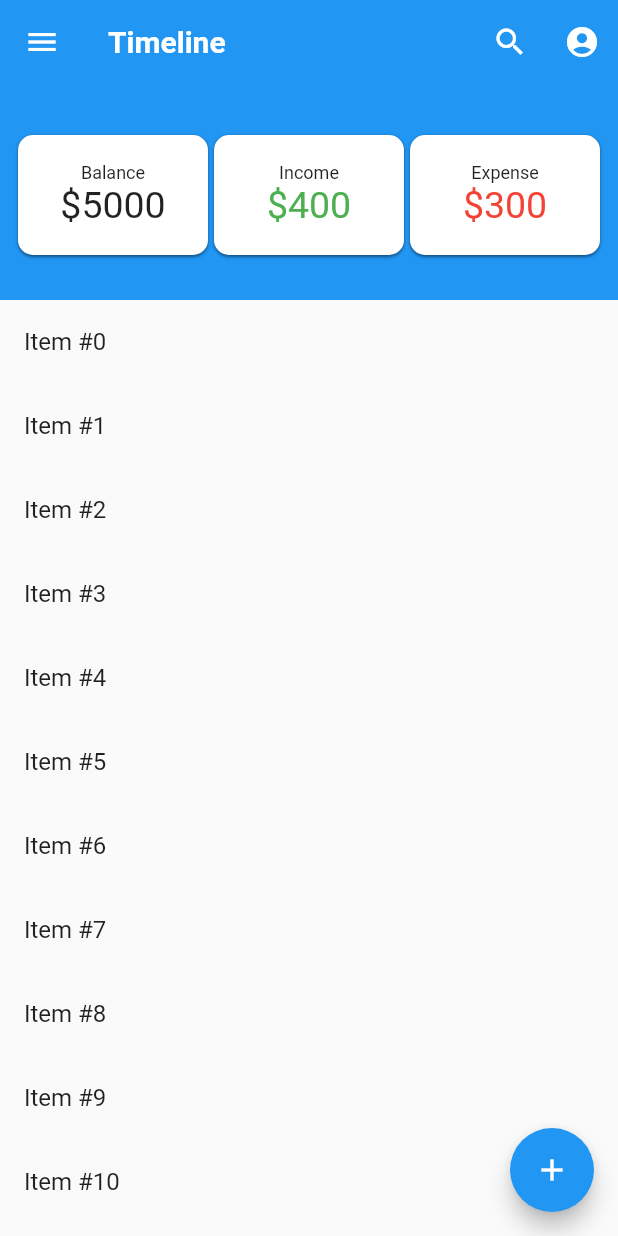
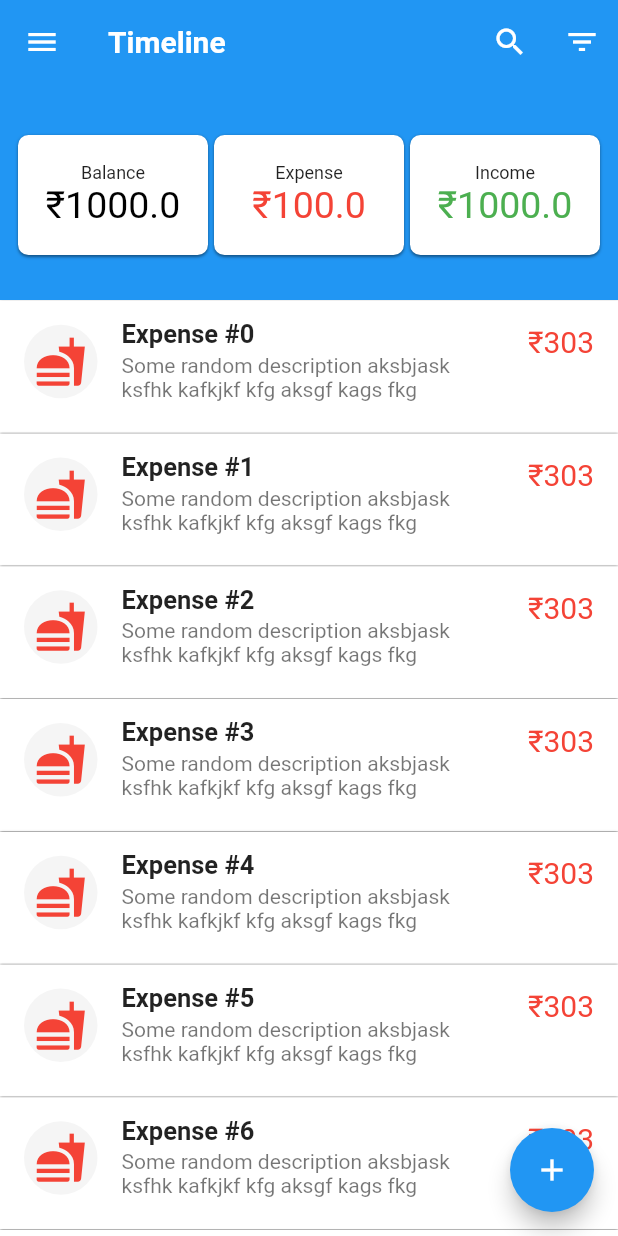
Before and after one commit to jashgopani/PijjybankV2, a Flutter app: the screen it shows after launch, after a tap on "Sign in with Google", on a phone screen of 412 x 824 dp. Run offline on Flutter 3.47's test engine with Material 2 defaults, Android fonts, the phone set to English and light mode, and no system bars.

Commit message:
Timeline List,Drawer,Appbar updated

```diff
--- a/lib/screens/budgetOverview.dart
+++ b/lib/screens/budgetOverview.dart
@@ -21,78 +21,45 @@ class _BudgetOverviewState extends State<BudgetOverview> {
         mainAxisAlignment: MainAxisAlignment.spaceEvenly,
         crossAxisAlignment: CrossAxisAlignment.center,
         children: <Widget>[
-          Expanded(
-            child: Container(
-              margin: EdgeInsets.symmetric(horizontal: _sqmargin),
-              decoration: BoxDecoration(
-                shape: BoxShape.rectangle,
-                color: Colors.white,
-                borderRadius: BorderRadius.circular(_bRadius),
-                boxShadow: [
-                  new BoxShadow(
-                      color: Colors.black45,
-                      offset: new Offset(0.0, 1.0),
-                      blurRadius: 1.0)
+          StatisticBox(title:"Balance",amount:1000.0,textColor:Colors.black),
+          StatisticBox(title:"Expense",amount:100.0,textColor:Colors.red),
+          StatisticBox(title:"Income",amount:1000.0,textColor:Colors.green),
         ],
       ),
-              child: Column(
-                children: <Widget>[
-                  Text(
-                    "Balance",
-                    style: TextStyle(fontSize: _fontSmall),
-                  ),
-                  Text(
-                    "\$5000",
-                    style: TextStyle(
-                      fontSize: _fontLarge,
-                    ),
-                  )
-                ],
-                mainAxisAlignment: MainAxisAlignment.center,
-              ),
-            ),
-          ),
-          Expanded(
-            child: Container(
-              alignment: Alignment.center,
-              margin: EdgeInsets.symmetric(horizontal: _sqmargin),
-              decoration: BoxDecoration(
-                shape: BoxShape.rectangle,
-                color: Colors.white,
-                borderRadius: BorderRadius.circular(_bRadius),
-                boxShadow: [
-                  new BoxShadow(
-                      color: Colors.black45,
-                      offset: new Offset(0.0, 1.0),
-                      blurRadius: 1.0)
-                ],
-              ),
-              child: Column(
-                mainAxisAlignment: MainAxisAlignment.center,
-                crossAxisAlignment: CrossAxisAlignment.center,
-                children: <Widget>[
-                  Text(
-                    "Income",
-                    style: TextStyle(
-//                        color: Colors.white,
-                      fontSize: _fontSmall,
-                    ),
-                  ),
-                  Text(
-                    "\$400",
-                    style: TextStyle(
-                      color: Colors.green,
-                      fontSize: _fontLarge,
-                    ),
-                  ),
-                ],
-              ),
-            ),
-          ),
-          Expanded(
+    );
+  }
+}
+
+
+class StatisticBox extends StatelessWidget {
+
+  final String title;
+  final double amount;
+  final Color textColor;
+
+  final double _sqmargin = 2.0;
+  final double _bRadius = 7.0;
+  final double _fontSmall = 12.0;
+  final double _fontLarge = 25.0;
+  final double _containerHeight = 80.0;
+
+//  StatisticBox(this.title, this.amount, this.textColor);
+
+  StatisticBox({
+    @required this.title,
+    @required this.amount,
+    @required this.textColor,
+  });
+
+
+
+  @override
+  Widget build(BuildContext context) {
+    return Expanded(
       child: Container(
         margin: EdgeInsets.symmetric(horizontal: _sqmargin),
         alignment: Alignment.center,
+        height: _containerHeight,
         decoration: BoxDecoration(
           color: Colors.white,
           shape: BoxShape.rectangle,
@@ -109,21 +76,21 @@ class _BudgetOverviewState extends State<BudgetOverview> {
           crossAxisAlignment: CrossAxisAlignment.center,
           children: <Widget>[
             Text(
-                    "\Expense",
+              this.title,
               style: TextStyle(
                 fontSize: _fontSmall,
               ),
             ),
             Text(
-                    "\$300",
-                    style: TextStyle(fontSize: _fontLarge, color: Colors.red),
+              //u20B9 is for rupee symbol
+              "\u20B9"+this.amount.toString(),
+              style: TextStyle(fontSize: _fontLarge, color: this.textColor),
             ),
           ],
         ),
       ),
-          ),
-        ],
-      ),
     );
   }
+
+
 }
--- a/lib/screens/timeline.dart
+++ b/lib/screens/timeline.dart
@@ -18,12 +18,13 @@ class _TimelineState extends State<Timeline> {
     return MaterialApp(
       debugShowCheckedModeBanner: false,
       home: Scaffold(
+        backgroundColor: Colors.white,
         key: _scaffoldDrawerKey,
         body: CustomScrollView(
           slivers: <Widget>[
             SliverAppBar(
               pinned: true,
-              floating: true,
+//              floating: true,
               title: Text(
                 "Timeline",
                 style: TextStyle(
@@ -31,6 +32,7 @@ class _TimelineState extends State<Timeline> {
                 ),
               ),
               actions: <Widget>[
+
                 IconButton(
                   icon: Icon(Icons.search),
                   onPressed: () {
@@ -38,9 +40,9 @@ class _TimelineState extends State<Timeline> {
                   },
                 ),
                 IconButton(
-                  icon: Icon(Icons.account_circle),
+                  icon: Icon(Icons.filter_list),
                   onPressed: () {
-                    debugPrint("Account Icon CLicked");
+                    debugPrint("Filter Icon CLicked");
                   },
                 ),
               ],
@@ -63,28 +65,83 @@ class _TimelineState extends State<Timeline> {
             ),
             SliverList(
                 delegate: SliverChildBuilderDelegate(
-                    (context, index) => ListTile(title: Text('Item #$index')),
-                    // Builds 1000 ListTiles
-                    childCount: 1000))
+                    (context, index) => Container(
+                        decoration: BoxDecoration(),
+                        child: Container(
+                          margin: EdgeInsets.only(top: 0.5),
+                          decoration: BoxDecoration(
+                              color: Colors.white,
+                              shape: BoxShape.rectangle,
+                              boxShadow: [
+                                new BoxShadow(
+                                    color: Colors.black45,
+                                    offset: new Offset(0.0, 1.0),
+                                    blurRadius: 1.0)
+                              ]),
+                          child: ListTile(
+                            leading: Container(
+                                decoration: BoxDecoration(
+                                  color: Colors.grey[100],
+                                  shape: BoxShape.circle,
+                                ),
+                                margin: EdgeInsets.zero,
+                                padding: EdgeInsets.all(7.0),
+                                child: Icon(Icons.fastfood,
+                                    size: 35.0, color: Colors.red)),
+                            title: Text(
+                              'Expense #$index',
+                              style: TextStyle(
+                                  fontWeight: FontWeight.w700, fontSize: 17.0),
+                            ),
+                            subtitle: Text(
+                              'Some random description aksbjask ksfhk kafkjkf kfg aksgf kags fkg',
+                              overflow: TextOverflow.clip,
+                            ),
+                            trailing: Text(
+                              "\u20B9303",
+                              style: TextStyle(
+                                fontSize: 20.0,
+                                color: Colors.red,
+                              ),
+                              textAlign: TextAlign.center,
+                            ),
+                            isThreeLine: true,
+                          ),
+                        )),
+                    childCount: 100))
           ],
         ),
         floatingActionButton: FloatingActionButton(
+          onPressed: () {
+            _scaffoldDrawerKey.currentState.showSnackBar(new SnackBar(
+              content: new Text("Added Transaction"),
+              action: SnackBarAction(
+                label: "Undo",
+                onPressed: (){
+                  debugPrint("Snackbar action clicked");
+                },
+              ),
+            ));
+          },
           child: Icon(Icons.add),
+          tooltip: "Add new transaction",
         ),
         drawer: Drawer(
-            child: ListView(
+            child: Column(
+          crossAxisAlignment: CrossAxisAlignment.start,
           children: <Widget>[
             DrawerHeader(
-              child: Container(
-                alignment: Alignment.bottomLeft,
-                child: Text(
-                  "Hi " + _username,
-                  textAlign: TextAlign.justify,
-                  style: TextStyle(
-                      color: Colors.white,
-                      fontStyle: FontStyle.italic,
-                      fontSize: 20.0),
-                ),
+              padding: EdgeInsets.zero,
+              curve: Curves.elasticInOut,
+              duration: const Duration(milliseconds: 30000),
+              child: UserAccountsDrawerHeader(
+                accountEmail: Text("jash@gmail.com",
+                    style: TextStyle(
+                      fontSize: 15.0,
+                    )),
+                accountName: Text(_username,
+                    style:
+                        TextStyle(fontSize: 25.0, fontWeight: FontWeight.w600)),
               ),
               decoration: BoxDecoration(
                 color: Colors.blue,
@@ -103,6 +160,8 @@ class _TimelineState extends State<Timeline> {
               title: Text("Statistics"),
             ),
             ListTile(
+                leading: Icon(Icons.account_circle), title: Text("Profile")),
+            ListTile(
               leading: Icon(Icons.exit_to_app),
               title: Text("Logout"),
             ),
@@ -112,7 +171,3 @@ class _TimelineState extends State<Timeline> {
     );
   }
 }
-
-//temp
-
-//),
```
Lines whose indentation alone changed are shown as unchanged.
